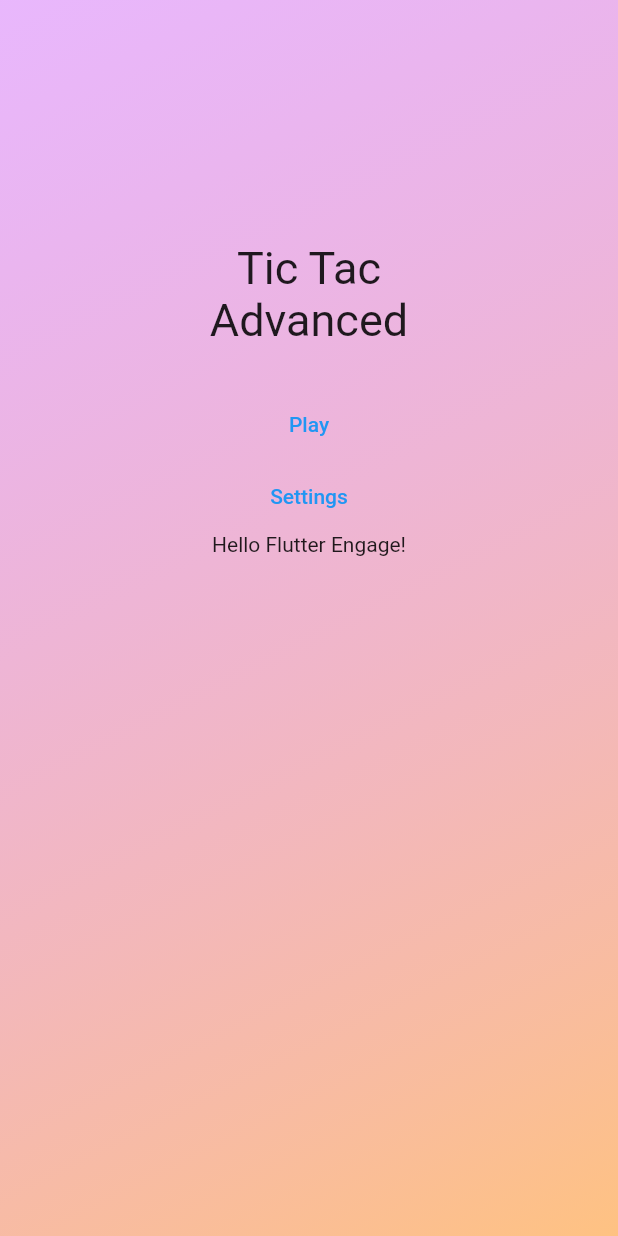
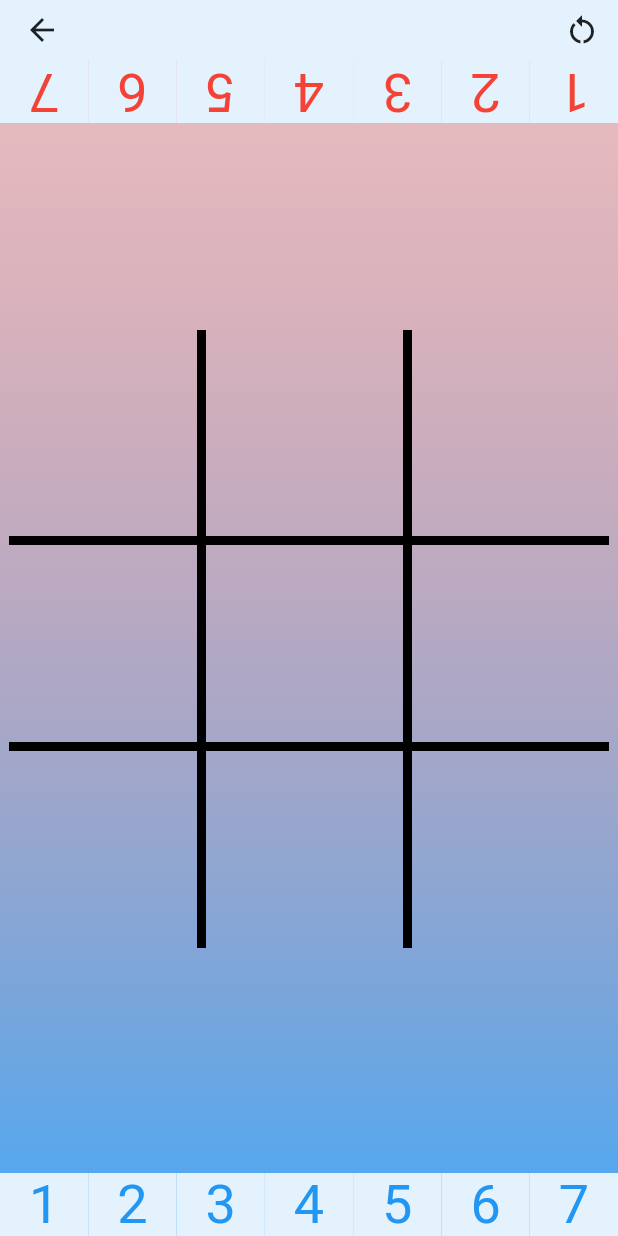
Before and after one commit to JCFowler/tic_tac_advanced, a Flutter app: the screen it shows after launch, after a tap on "Play", on a phone screen of 412 x 824 dp. Run offline on Flutter 3.47's test engine with Material 2 defaults, Android fonts, the phone set to English and light mode, and no system bars; generated files the repository leaves out were written again.

Commit message:
working MVP created

```diff
--- a/assets/l10n/app_en.arb
+++ b/assets/l10n/app_en.arb
@@ -1,11 +1,7 @@
  {
      "helloWorld": "Hello Flutter Engage!",
-     "@helloWorld": {
-         "description": "The greeting shown to the Flutter Engage attendees"
-     },
      "hello": "Hello {username}",
      "@hello": {
-         "description": "TEST for varibles",
          "placeholders": {
              "username": {
                  "type": "String"
--- a/lib/main.dart
+++ b/lib/main.dart
@@ -2,11 +2,13 @@ import 'package:flutter/material.dart';
 import 'package:flutter_gen/gen_l10n/app_localizations.dart';
 import 'package:flutter_localizations/flutter_localizations.dart';
 import 'package:provider/provider.dart';
-import 'package:tic_tac_advanced/providers/locale_provider.dart';
 
+import 'models/l10n.dart';
+import 'providers/game_provider.dart';
+import 'providers/locale_provider.dart';
+import 'screens/game_screen.dart';
+import 'screens/home_screen.dart';
 import 'screens/settings_screen.dart';
-import 'models/l10n.dart';
-import 'screens/home_screen.dart';
 
 void main() {
   runApp(MyApp());
@@ -19,6 +21,9 @@ class MyApp extends StatelessWidget {
       providers: [
         ChangeNotifierProvider(
           create: (ctx) => LocaleProvider(),
+        ),
+        ChangeNotifierProvider(
+          create: (ctx) => GameProvider(),
         ),
       ],
       child: Consumer<LocaleProvider>(
@@ -34,10 +39,15 @@ class MyApp extends StatelessWidget {
           title: 'Tic Tac Advanced',
           theme: ThemeData(
             primarySwatch: Colors.blue,
+            primaryTextTheme: TextTheme(
+              headline6: TextStyle(color: Colors.red),
+            ),
+            scaffoldBackgroundColor: Colors.blue[50],
           ),
           home: HomeScreen(),
           routes: {
             SettingsScreen.routeName: (ctx) => SettingsScreen(),
+            GameScreen.routeName: (ctx) => GameScreen(),
           },
         ),
       ),
--- /dev/null
+++ b/lib/models/mark.dart
@@ -0,0 +1,11 @@
+import '../providers/game_provider.dart';
+
+class Mark {
+  final int number;
+  final Player player;
+
+  Mark(
+    this.number,
+    this.player,
+  );
+}
--- /dev/null
+++ b/lib/providers/game_provider.dart
@@ -0,0 +1,153 @@
+import 'package:flutter/material.dart';
+
+import '../models/mark.dart';
+
+// const NUMBERS = [1, 2, 3, 4, 5, 6, 7];
+
+const Map<int, bool> BASE_MAP = {
+  1: false,
+  2: false,
+  3: false,
+  4: false,
+  5: false,
+  6: false,
+  7: false,
+};
+
+enum Player { Player1, Player2 }
+
+class GameProvider with ChangeNotifier {
+  int _selectedNumber = -1;
+  Player _player = Player.Player1;
+  Map<Player, Color> _colors = {
+    Player.Player1: Colors.blue,
+    Player.Player2: Colors.red,
+  };
+
+  Map<int, bool> _player1Numbers = new Map<int, bool>.from(BASE_MAP);
+  Map<int, bool> _player2Numbers = new Map<int, bool>.from(BASE_MAP);
+
+  final Map<int, Mark> _gameMarks = {};
+  List<int> _winningLine = [];
+
+  int get selectedNumber {
+    return _selectedNumber;
+  }
+
+  Player get player {
+    return _player;
+  }
+
+  /// If no player is passed, will get current player.
+  Color playerColor(Player? player) {
+    if (player == null) player = _player;
+
+    if (player == Player.Player1) {
+      return _colors[Player.Player1] as Color;
+    } else {
+      return _colors[Player.Player2] as Color;
+    }
+  }
+
+  Map<int, Mark> get gameMarks {
+    return _gameMarks;
+  }
+
+  List<int> get winningLine {
+    return _winningLine;
+  }
+
+  bool get gameOver {
+    return _winningLine.isNotEmpty;
+  }
+
+  void addMark(int position) {
+    if (_selectedNumber != -1 && !gameOver) {
+      if (_gameMarks[position] == null ||
+          _gameMarks[position]!.number < _selectedNumber) {
+        _gameMarks[position] = Mark(_selectedNumber, _player);
+        changePlayer();
+        checkForWinningLine();
+      }
+    }
+  }
+
+  Map<int, bool> numbers(Player player) {
+    if (player == Player.Player1) {
+      return _player1Numbers;
+    } else {
+      return _player2Numbers;
+    }
+  }
+
+  void changePlayer() {
+    _addUsedNumber(_selectedNumber);
+    if (_player == Player.Player1) {
+      _player = Player.Player2;
+    } else {
+      _player = Player.Player1;
+    }
+    _selectedNumber = -1;
+    notifyListeners();
+  }
+
+  void _addUsedNumber(int num) {
+    if (_player == Player.Player1) {
+      _player1Numbers[num] = true;
+    } else {
+      _player2Numbers[num] = true;
+    }
+  }
+
+  void changeSelectedNumber(int num) {
+    if (_selectedNumber == num) {
+      _selectedNumber = -1;
+    } else {
+      _selectedNumber = num;
+    }
+    notifyListeners();
+  }
+
+  void checkForWinningLine() {
+    final winningLines = [
+      [0, 1, 2],
+      [3, 4, 5],
+      [6, 7, 8],
+      [0, 3, 6],
+      [1, 4, 7],
+      [2, 5, 8],
+      [0, 4, 8],
+      [2, 4, 6],
+    ];
+
+    winningLines.forEach((line) {
+      int p1Count = 0;
+      int p2Count = 0;
+
+      line.forEach((index) {
+        if (_gameMarks[index] != null) {
+          if (_gameMarks[index]!.player == Player.Player1) {
+            ++p1Count;
+          } else if (_gameMarks[index]!.player == Player.Player2) {
+            ++p2Count;
+          }
+        }
+
+        if (p1Count >= 3 || p2Count >= 3) {
+          _winningLine = line;
+        }
+      });
+    });
+  }
+
+  void gameResart() {
+    _player1Numbers.forEach((key, value) {
+      _player1Numbers[key] = false;
+      _player2Numbers[key] = false;
+    });
+    _selectedNumber = -1;
+    _winningLine = [];
+    _gameMarks.clear();
+    notifyListeners();
+  }
+}
--- /dev/null
+++ b/lib/screens/game_screen.dart
@@ -0,0 +1,228 @@
+import 'package:flutter/material.dart';
+import 'package:provider/provider.dart';
+import '../providers/game_provider.dart';
+import '../widgets/custom_app_bar.dart';
+
+import '../models/mark.dart';
+import '../widgets/number_board.dart';
+
+const STROKE_WIDTH = 6.0;
+const HALF_STROKE_WIDTH = STROKE_WIDTH / 2.0;
+const DOUBLE_STROKE_WIDTH = STROKE_WIDTH * 2.0;
+
+class GameScreen extends StatefulWidget {
+  static const routeName = '/game';
+
+  @override
+  _GameScreenState createState() => _GameScreenState();
+}
+
+class _GameScreenState extends State<GameScreen> {
+  _addMark(double x, double y, GameProvider game) {
+    double _dividedSize = GamePainter.getDividedSize();
+    game.addMark(x ~/ _dividedSize + (y ~/ _dividedSize) * 3);
+
+    if (game.gameOver) {
+      showDialog<Null>(
+        context: context,
+        builder: (ctx) => AlertDialog(
+          title: Text('Game finished!'),
+          actions: [
+            TextButton(
+              onPressed: () {
+                game.gameResart();
+                Navigator.of(ctx).pop();
+              },
+              child: Text('Play again?'),
+            ),
+          ],
+        ),
+      );
+    }
+  }
+
+  @override
+  Widget build(BuildContext context) {
+    return Scaffold(
+      appBar: CustomAppBar(),
+      body: SafeArea(
+        child: Consumer<GameProvider>(
+          builder: (ctx, game, _) => Stack(
+            children: [
+              Container(
+                decoration: BoxDecoration(
+                  gradient: LinearGradient(
+                    colors: (game.player == Player.Player1)
+                        ? [
+                            Colors.red.withOpacity(0.3),
+                            Colors.blue.withOpacity(0.8),
+                          ]
+                        : [
+                            Colors.red.withOpacity(0.8),
+                            Colors.blue.withOpacity(0.3),
+                          ],
+                    begin: Alignment.topCenter,
+                    end: Alignment.bottomCenter,
+                    stops: [0, 1],
+                  ),
+                ),
+              ),
+              Column(
+                mainAxisAlignment: MainAxisAlignment.spaceBetween,
+                children: [
+                  RotationTransition(
+                    turns: AlwaysStoppedAnimation(180 / 360),
+                    child: NumberBoard(Player.Player2),
+                  ),
+                  Center(
+                    child: GestureDetector(
+                      onTapUp: (TapUpDetails details) {
+                        setState(() {
+                          _addMark(
+                            details.localPosition.dx,
+                            details.localPosition.dy,
+                            game,
+                          );
+                        });
+                      },
+                      child: AspectRatio(
+                        aspectRatio: 1.0,
+                        child: Container(
+                          child: CustomPaint(
+                            painter: GamePainter(game),
+                          ),
+                        ),
+                      ),
+                    ),
+                  ),
+                  NumberBoard(Player.Player1),
+                ],
+              ),
+            ],
+          ),
+        ),
+      ),
+    );
+  }
+}
+
+class GamePainter extends CustomPainter {
+  static double _dividedSize = 0.0;
+  GameProvider game;
+
+  GamePainter(this.game);
+
+  static double getDividedSize() => _dividedSize;
+
+  @override
+  void paint(Canvas canvas, Size size) {
+    print('rerun');
+    final blackPaint = Paint()
+      ..style = PaintingStyle.stroke
+      ..strokeWidth = STROKE_WIDTH
+      ..color = Colors.black;
+
+    final orangePaint = Paint()
+      ..style = PaintingStyle.stroke
+      ..strokeWidth = STROKE_WIDTH
+      ..color = Colors.orange;
+
+    _dividedSize = size.width / 3.0;
+
+    canvas.drawLine(
+      Offset(STROKE_WIDTH, _dividedSize - HALF_STROKE_WIDTH),
+      Offset(size.width - STROKE_WIDTH, _dividedSize - HALF_STROKE_WIDTH),
+      blackPaint,
+    );
+
+    canvas.drawLine(
+      Offset(STROKE_WIDTH, _dividedSize * 2 - HALF_STROKE_WIDTH),
+      Offset(size.width - STROKE_WIDTH, _dividedSize * 2 - HALF_STROKE_WIDTH),
+      blackPaint,
+    );
+
+    canvas.drawLine(
+      Offset(_dividedSize - HALF_STROKE_WIDTH, -STROKE_WIDTH),
+      Offset(_dividedSize - HALF_STROKE_WIDTH, size.height - STROKE_WIDTH),
+      blackPaint,
+    );
+
+    canvas.drawLine(
+      Offset(_dividedSize * 2 - HALF_STROKE_WIDTH, -STROKE_WIDTH),
+      Offset(_dividedSize * 2 - HALF_STROKE_WIDTH, size.height - STROKE_WIDTH),
+      blackPaint,
+    );
+
+    game.gameMarks.forEach((index, mark) {
+      draw(canvas, index, mark, blackPaint, game.playerColor(mark.player));
+    });
+
+    if (game.gameOver) {
+      drawWinningLine(canvas, game.winningLine, orangePaint);
+    }
+  }
+
+  void draw(Canvas canvas, int index, Mark mark, Paint paint, Color color) {
+    double left = (index % 3) * _dividedSize + DOUBLE_STROKE_WIDTH * 2.9;
+    double top = (index ~/ 3) * _dividedSize + DOUBLE_STROKE_WIDTH * 1.5;
+    double numberSize = _dividedSize - DOUBLE_STROKE_WIDTH * 4;
+
+    final textStyle = TextStyle(
+      // color: color,
+      fontSize: numberSize,
+      foreground: Paint()
+        ..style = PaintingStyle.stroke
+        ..strokeWidth = 2
+        ..color = color,
+    );
+    final textSpan = TextSpan(
+      text: mark.number.toString(),
+      style: textStyle,
+    );
+    final textPainter = TextPainter(
+      text: textSpan,
+      textDirection: TextDirection.ltr,
+    );
+    textPainter.layout(
+      minWidth: 20,
+      maxWidth: numberSize,
+    );
+
+    final offset = Offset(left, top);
+    textPainter.paint(canvas, offset);
+  }
+
+  void drawWinningLine(Canvas canvas, List<int> winningLine, Paint paint) {
+    double x1 = 0, x2 = 0, y1 = 0, y2 = 0;
+
+    int firstIndex = winningLine.first;
+    int lastIndex = winningLine.last;
+
+    if (firstIndex % 3 == lastIndex % 3) {
+      // Vertical Line
+      x1 = x2 = firstIndex % 3 * _dividedSize + _dividedSize / 2;
+      y1 = STROKE_WIDTH;
+      y2 = _dividedSize * 3 - STROKE_WIDTH;
+    } else if (firstIndex ~/ 3 == lastIndex ~/ 3) {
+      // Horizonal line
+      x1 = STROKE_WIDTH;
+      x2 = _dividedSize * 3 - STROKE_WIDTH;
+      y1 = y2 = firstIndex ~/ 3 * _dividedSize + _dividedSize / 2;
+    } else {
+      if (firstIndex == 0) {
+        x1 = y1 = DOUBLE_STROKE_WIDTH;
+        x2 = y2 = _dividedSize * 3 - STROKE_WIDTH;
+      } else {
+        x1 = _dividedSize * 3 - STROKE_WIDTH;
+        x2 = DOUBLE_STROKE_WIDTH;
+        y1 = DOUBLE_STROKE_WIDTH;
+        y2 = _dividedSize * 3 - STROKE_WIDTH;
+      }
+    }
+
+    canvas.drawLine(Offset(x1, y1), Offset(x2, y2), paint);
+  }
+
+  @override
+  bool shouldRepaint(covariant CustomPainter oldDelegate) => true;
+}
--- a/lib/screens/home_screen.dart
+++ b/lib/screens/home_screen.dart
@@ -1,6 +1,7 @@
 import 'package:flutter/material.dart';
 import 'package:flutter_gen/gen_l10n/app_localizations.dart';
 
+import 'game_screen.dart';
 import 'settings_screen.dart';
 
 class HomeScreen extends StatelessWidget {
@@ -14,8 +15,8 @@ class HomeScreen extends StatelessWidget {
             decoration: BoxDecoration(
               gradient: LinearGradient(
                 colors: [
-                  Color.fromRGBO(215, 117, 255, 1).withOpacity(0.5),
-                  Color.fromRGBO(255, 188, 117, 1).withOpacity(0.9),
+                  Colors.blue.withOpacity(0.5),
+                  Colors.red.withOpacity(0.5),
                 ],
                 begin: Alignment.topLeft,
                 end: Alignment.bottomRight,
@@ -52,7 +53,8 @@ class HomeScreen extends StatelessWidget {
                   child: Column(
                     children: [
                       TextButton(
-                        onPressed: () {},
+                        onPressed: () => Navigator.of(context)
+                            .pushNamed(GameScreen.routeName),
                         child: Text('Play'),
                       ),
                       TextButton(
--- /dev/null
+++ b/lib/widgets/custom_app_bar.dart
@@ -0,0 +1,29 @@
+import 'package:flutter/material.dart';
+import 'package:provider/provider.dart';
+
+import '../providers/game_provider.dart';
+
+class CustomAppBar extends StatelessWidget implements PreferredSizeWidget {
+  @override
+  Size get preferredSize => const Size.fromHeight(40);
+
+  @override
+  Widget build(BuildContext context) {
+    return AppBar(
+      backgroundColor: Colors.transparent,
+      elevation: 0,
+      iconTheme: IconThemeData(
+        color: Colors.black87,
+      ),
+      actions: [
+        IconButton(
+          onPressed:
+              Provider.of<GameProvider>(context, listen: false).gameResart,
+          icon: Icon(
+            Icons.restart_alt,
+          ),
+        )
+      ],
+    );
+  }
+}
--- /dev/null
+++ b/lib/widgets/game_number.dart
@@ -0,0 +1,45 @@
+import 'package:flutter/material.dart';
+import 'package:provider/provider.dart';
+
+import '../providers/game_provider.dart';
+
+class GameNumber extends StatelessWidget {
+  final int number;
+  final Player player;
+  final bool used;
+  final double width;
+
+  GameNumber(
+    this.number,
+    this.player,
+    this.used,
+    this.width,
+  );
+
+  @override
+  Widget build(BuildContext context) {
+    final game = Provider.of<GameProvider>(context);
+    return GestureDetector(
+      onTap: () => (player == game.player && !used && !game.gameOver)
+          ? game.changeSelectedNumber(number)
+          : null,
+      child: Container(
+        width: width,
+        // Need to add color, or the padding wont take for the tap gesture.
+        color: Theme.of(context).scaffoldBackgroundColor,
+        child: Text(
+          number.toString(),
+          textAlign: TextAlign.center,
+          style: TextStyle(
+            fontSize: 36,
+            color: used
+                ? Colors.grey
+                : game.selectedNumber == number && player == game.player
+                    ? Colors.purple
+                    : game.playerColor(player),
+          ),
+        ),
+      ),
+    );
+  }
+}
--- /dev/null
+++ b/lib/widgets/number_board.dart
@@ -0,0 +1,42 @@
+import 'package:flutter/material.dart';
+import 'package:provider/provider.dart';
+
+import '../providers/game_provider.dart';
+import 'game_number.dart';
+
+class NumberBoard extends StatelessWidget {
+  final Player player;
+
+  NumberBoard(this.player);
+
+  List<Widget> _getNumbers(Map<int, bool> numbers, BuildContext context) {
+    double width = MediaQuery.of(context).size.width;
+    List<Widget> list = [];
+    numbers.forEach((key, value) {
+      list.add(
+        GameNumber(
+          key,
+          player,
+          value,
+          width / 7,
+        ),
+      );
+    });
+    return list;
+  }
+
+  Widget build(BuildContext context) {
+    return Container(
+      // padding: const EdgeInsets.all(8.0),
+      child: Consumer<GameProvider>(
+        builder: (ctx, game, _) => Container(
+          // width: width,
+          child: Row(
+            mainAxisAlignment: MainAxisAlignment.spaceAround,
+            children: _getNumbers(game.numbers(player), context),
+          ),
+        ),
+      ),
+    );
+  }
+}
```
